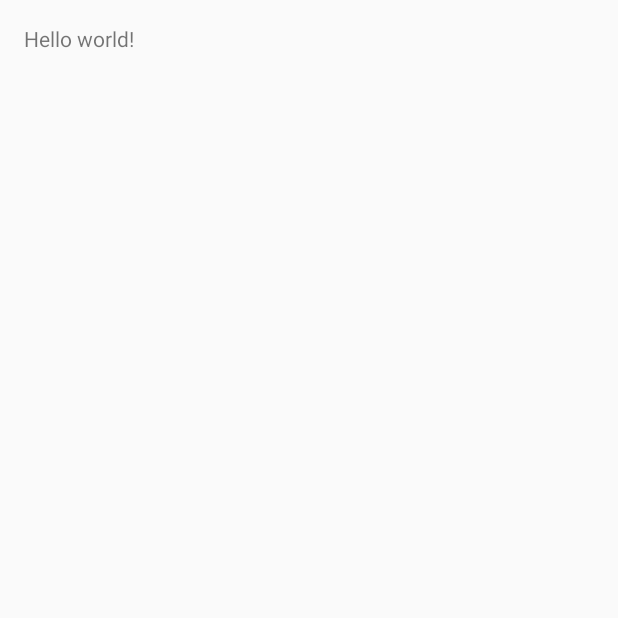
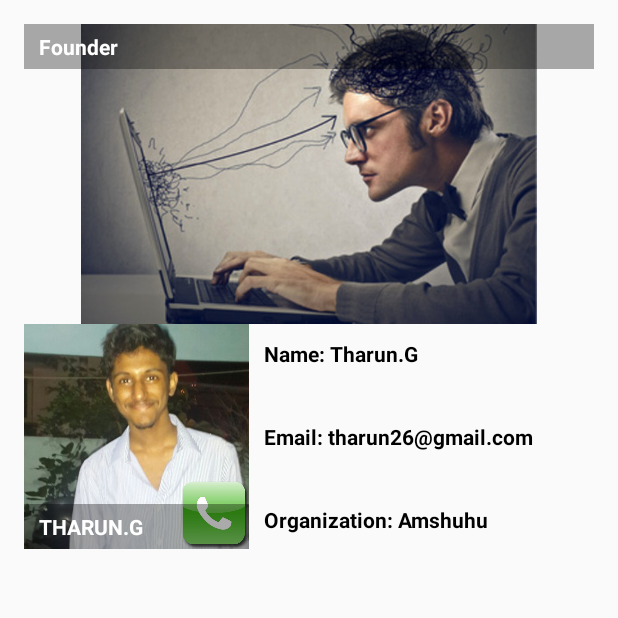
Before and after one commit to tharun26/saaral15-broucher, an Android app: the sponsors screen opened directly, with no data from a screen before it, on a phone screen of 412 x 824 dp, the top half of it. Before the commit the part shown is almost empty. Run offline under Robolectric (Android 15) with nearby library versions, the phone set to English and light mode, and no system bars.

Commit message:
Developer_Activity_Activated

```diff
--- a/app/src/main/AndroidManifest.xml
+++ b/app/src/main/AndroidManifest.xml
@@ -80,6 +80,10 @@
             android:name=".guest"
             android:label="@string/title_activity_guest" >
         </activity>
+        <activity
+            android:name=".developer"
+            android:label="@string/title_activity_developer" >
+        </activity>
     </application>
 
 </manifest>
--- a/app/src/main/java/com/inspiron/tharun26/saaral15/guest.java
+++ b/app/src/main/java/com/inspiron/tharun26/saaral15/guest.java
@@ -24,7 +24,7 @@ public class guest extends ActionBarActivity {
         // Setup the action bar for tabs
         final ActionBar actionBar = getSupportActionBar();
         actionBar.setNavigationMode(ActionBar.NAVIGATION_MODE_TABS);
-        actionBar.setTitle("App Title"); // If you want to set an app title
+        actionBar.setTitle("Guests"); // If you want to set an app title
 
         // == Setting up the ViewPager ==
 
@@ -68,7 +68,7 @@ public class guest extends ActionBarActivity {
         };
 
         String[] tabs = {
-                "Mr.Chetan ", "Tab Two", "Tab Three"
+                "Mr.Chetan ", "Mr.Imman & Mr.Adhavan", " Mr.Gnanasambandam"
         };
         ActionBar.Tab tab;
         for (int i = 0; i < tabs.length; i++) {
--- a/app/src/main/res/layout/activity_sponsors.xml
+++ b/app/src/main/res/layout/activity_sponsors.xml
@@ -1,16 +1,133 @@
 <RelativeLayout xmlns:android="http://schemas.android.com/apk/res/android"
     xmlns:tools="http://schemas.android.com/tools"
+    android:id="@+id/root"
+    android:layout_width="match_parent"
+    android:layout_height="match_parent">
+
+
+
+    <RelativeLayout xmlns:android="http://schemas.android.com/apk/res/android"
+        xmlns:tools="http://schemas.android.com/tools"
+        android:id="@+id/top"
         android:layout_width="match_parent"
         android:layout_height="match_parent"
         android:paddingLeft="@dimen/activity_horizontal_margin"
         android:paddingRight="@dimen/activity_horizontal_margin"
         android:paddingTop="@dimen/activity_vertical_margin"
         android:paddingBottom="@dimen/activity_vertical_margin"
-    tools:context="com.inspiron.tharun26.saaral15.sponsors">
+        tools:context="com.inspiron.tharun26.saaral15.developer">
+
+        <ImageView
+            android:id="@+id/tharun"
+            android:layout_width="match_parent"
+            android:layout_height="200dp"
+            android:src="@drawable/sponsor"
+            android:layout_alignParentTop="true"
+            android:layout_alignParentRight="true"
+            android:layout_alignParentEnd="true" />
+
+        <com.inspiron.tharun26.saaral15.SquareImageView
+            android:id="@+id/picture1"
+            android:layout_width="150dp"
+            android:onClick="true"
+            android:src="@drawable/picture"
+            android:layout_height="150dp"
+            android:scaleType="centerCrop"
+            android:layout_below="@+id/tharun"
+            android:layout_alignParentLeft="true"
+            android:layout_alignParentStart="true" />
+        <ImageView
+            android:layout_width="45dp"
+            android:layout_height="45dp"
+            android:src="@drawable/call"
+            android:layout_alignBottom="@+id/picture1"
+            android:layout_alignRight="@+id/picture1"
+            android:layout_alignEnd="@+id/picture1" />
+
 
         <TextView
-        android:text="@string/hello_world"
+            android:id="@+id/text"
+            android:layout_width="match_parent"
+            android:layout_height="wrap_content"
+            android:paddingLeft="10dp"
+            android:paddingRight="10dp"
+            android:paddingTop="5dp"
+            android:paddingBottom="5dp"
+            android:layout_gravity="bottom"
+            android:textColor="@android:color/white"
+            android:background="#55000000"
+
+            android:text="THARUN.G"
+            android:layout_alignBottom="@+id/picture1"
+            android:layout_alignParentLeft="true"
+            android:layout_alignParentStart="true"
+            android:layout_alignRight="@+id/picture1"
+            android:layout_alignEnd="@+id/picture1"
+            android:textStyle="bold" />
+
+        <TextView
+            android:id="@+id/textView"
+            android:layout_width="match_parent"
+            android:layout_height="wrap_content"
+            android:paddingLeft="10dp"
+            android:paddingRight="10dp"
+            android:paddingTop="5dp"
+            android:paddingBottom="5dp"
+            android:layout_gravity="bottom"
+            android:textColor="@android:color/white"
+            android:background="#55000000"
+            android:text="Founder"
+            android:autoText="false"
+            android:textStyle="bold"
+            android:layout_alignTop="@+id/tharun"
+            android:layout_alignParentLeft="true"
+            android:layout_alignParentStart="true" />
+
+        <RelativeLayout
+            android:layout_width="250dp"
+            android:layout_height="250dp"
+            android:layout_below="@+id/tharun"
+            android:layout_toRightOf="@+id/picture1"
+            android:layout_toEndOf="@+id/picture1"
+            android:layout_alignBottom="@+id/picture1">
+            <TextView
+                android:id="@+id/name"
                 android:layout_width="wrap_content"
-        android:layout_height="wrap_content" />
+                android:layout_height="wrap_content"
+                android:text="Name: Tharun.G"
+                android:padding="10dp"
+                android:textStyle="bold"
+                android:textColor="#ff000000" />
+            <TextView
+                android:id="@+id/email"
+                android:layout_width="wrap_content"
+                android:layout_height="wrap_content"  android:text="Email: tharun26@gmail.com"
+                android:padding="10dp"
+                android:textColor="#ff000000"
+                android:textStyle="bold"
+                android:layout_centerVertical="true"
+                android:layout_alignParentLeft="true"
+                android:layout_alignParentStart="true" />
+            <TextView
+                android:id="@+id/organization"
+                android:layout_width="wrap_content"
+                android:layout_height="wrap_content"  android:text="Organization: Amshuhu"
+                android:padding="10dp"
+                android:textStyle="bold"
+                android:textColor="#ff020202"
+                android:layout_alignParentBottom="true"
+                android:layout_alignParentLeft="true"
+                android:layout_alignParentStart="true" />
 
         </RelativeLayout>
+    </RelativeLayout>
+
+    <RelativeLayout xmlns:android="http://schemas.android.com/apk/res/android"
+        android:layout_width="match_parent"
+        android:layout_height="match_parent"
+        android:layout_below="@+id/top">
+
+    </RelativeLayout>
+
+
+</RelativeLayout>
--- a/app/src/main/res/layout/fragment_first.xml
+++ b/app/src/main/res/layout/fragment_first.xml
@@ -7,5 +7,6 @@
     <ImageView
         android:layout_width="match_parent"
         android:layout_height="match_parent"
-        android:src="@drawable/guest1"/>
+        android:src="@drawable/guest1"
+        android:background="@drawable/home_background"/>
 </RelativeLayout>
--- a/app/src/main/res/layout/fragment_second.xml
+++ b/app/src/main/res/layout/fragment_second.xml
@@ -2,7 +2,8 @@
 
 <RelativeLayout xmlns:android="http://schemas.android.com/apk/res/android"
     android:orientation="vertical" android:layout_width="match_parent"
-    android:layout_height="match_parent">
+    android:layout_height="match_parent"
+    android:background="@drawable/home_background">
 
     <ImageView
         android:layout_width="match_parent"
--- a/app/src/main/res/layout/fragment_third.xml
+++ b/app/src/main/res/layout/fragment_third.xml
@@ -2,7 +2,8 @@
 
 <RelativeLayout xmlns:android="http://schemas.android.com/apk/res/android"
     android:orientation="vertical" android:layout_width="match_parent"
-    android:layout_height="match_parent">
+    android:layout_height="match_parent"
+    android:background="@drawable/home_background">
 
     <ImageView
         android:layout_width="match_parent"
--- a/app/src/main/res/values/strings.xml
+++ b/app/src/main/res/values/strings.xml
@@ -43,5 +43,6 @@
     <string name="title_activity_contacts">contacts</string>
     <string name="title_activity_sponsors">sponsors</string>
     <string name="title_activity_guest">guest</string>
+    <string name="title_activity_developer">developer</string>
 
 </resources>
```
Also changed, not shown: app/src/main/java/com/inspiron/tharun26/saaral15/MyActivity.java (+12 -3 lines), app/src/main/java/com/inspiron/tharun26/saaral15/developer.java (added, +55 -0 lines), app/src/main/res/layout/activity_developer.xml (added, +134 -0 lines), app/src/main/res/layout/activity_my.xml (+12 -0 lines), app/src/main/res/menu/developer.xml (added, +8 -0 lines), app/src/main/res/drawable-mdpi/call.png (added), app/src/main/res/drawable-mdpi/developer.jpg (added), app/src/main/res/drawable-mdpi/dp.jpg (added), app/src/main/res/drawable-mdpi/picture.png (added), app/src/main/res/drawable-mdpi/sponsor.jpg (added), app/src/main/res/drawable-mdpi/tharun1.jpg (added). Lines whose indentation alone changed are shown as unchanged.
